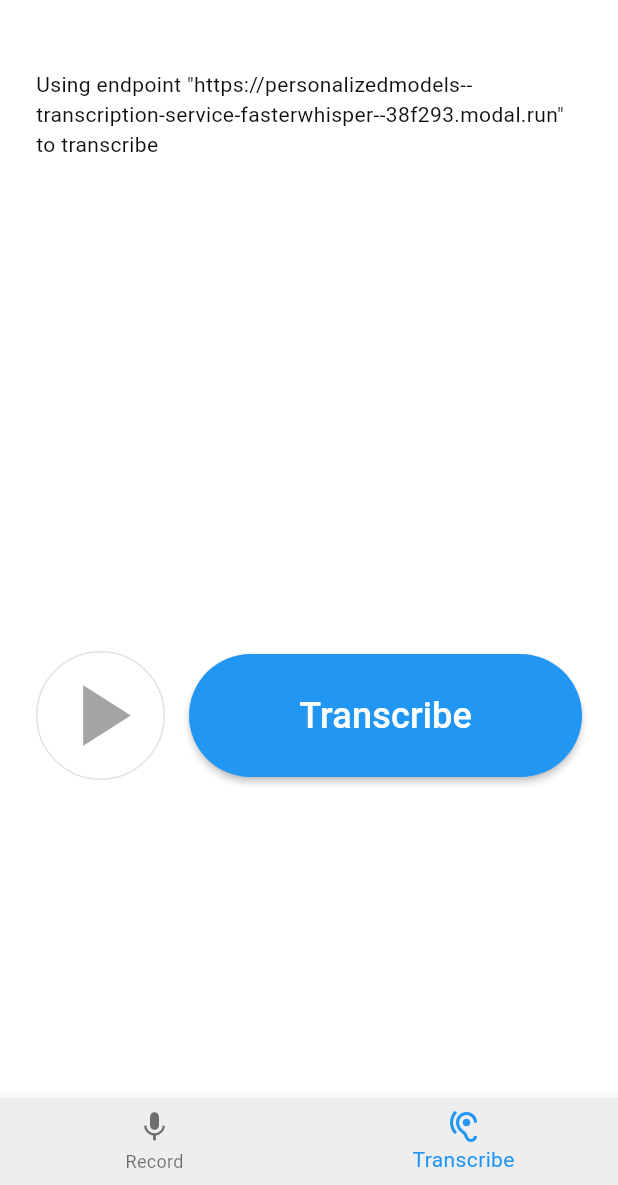
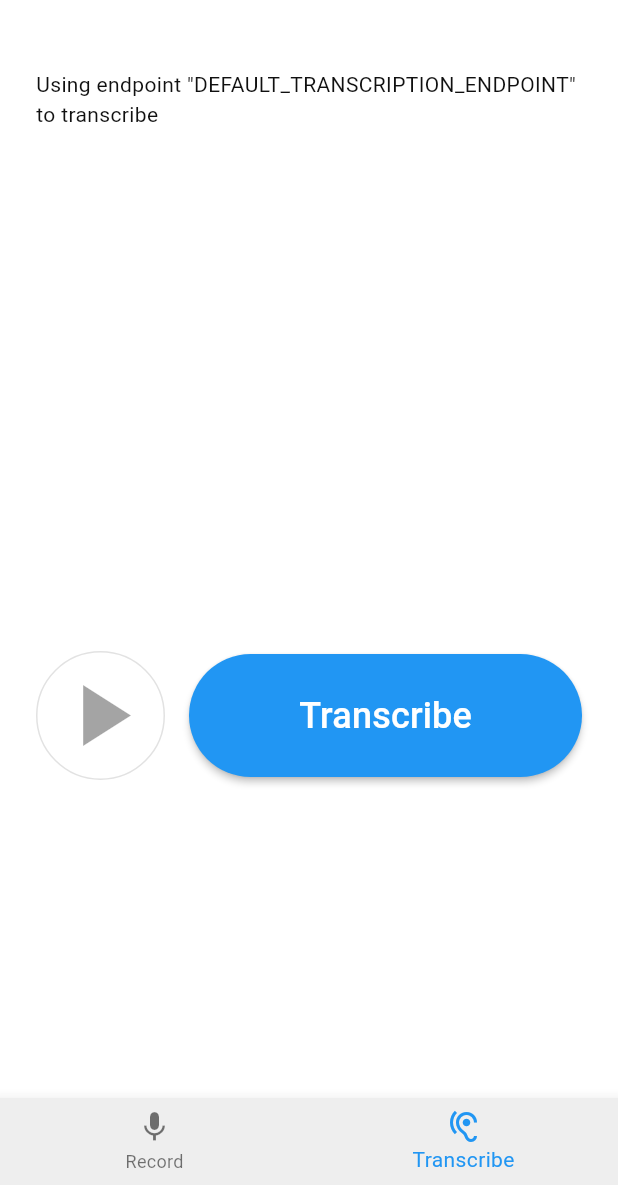
Before and after one commit to Star-Lord-XIII/project-euphonia-app, a Flutter app: the screen it shows once a user with an empty profile is signed in, item 2 of the bottom bar chosen, on a phone screen of 412 x 824 dp, the part 51-1236 px from its top. Run offline on Flutter 3.47's test engine with Material 3 defaults, Android fonts, the phone set to English and light mode, and no system bars; our stand-ins replace cached_network_image, firebase_auth, firebase_core, firebase_storage, shared_preferences, video_player; missing offline and left inert: firebase_ui_auth, firebase_ui_oauth_google, record; accounts and stored records are empty; generated files the repository leaves out were written again; statements that could not run were skipped; project files that could hold a hidden picture were left out.

Commit message:
Enable Rich captions for both word-level and segment-level confidences.
Update workflow to set default endpoint using github env secrets.

```diff
--- a/lib/src/modes/transcribe_mode_controller.dart
+++ b/lib/src/modes/transcribe_mode_controller.dart
@@ -40,6 +40,8 @@ class _TranscribeModeControllerState extends State<TranscribeModeController> {
   late VideoPlayerController _playerController;
   var _phrase = '';
   var _words = [];
+  var _segments = [];
+  var _confidences = [];
   var _isRecording = false;
   var _isPlaying = false;
   var _canPlay = false;
@@ -105,6 +107,9 @@ class _TranscribeModeControllerState extends State<TranscribeModeController> {
       var transcribeEndpoint =
           Provider.of<SettingsRepository>(context, listen: false)
               .transcribeEndpoint;
+      var displayRichText =
+          Provider.of<SettingsRepository>(context, listen: false)
+              .displayRichCaptions;
       if (transcribeEndpoint.isEmpty) {
         return;
       }
@@ -113,13 +118,17 @@ class _TranscribeModeControllerState extends State<TranscribeModeController> {
       request.files.add(
         await http.MultipartFile.fromPath('wav', audioFile.path),
       );
+      request.fields['use_word_timestamps'] =
+          displayRichText ? 'true' : 'false';
       var streamedResponse = await request.send();
       var response = await http.Response.fromStream(streamedResponse);
       final result = jsonDecode(response.body) as Map<String, dynamic>;
       if (response.statusCode == 200) {
         setState(() {
+          _words = result['words'] ?? [];
           _phrase = result['transcription'] ?? 'ERROR: TRANSCRIPT NOT FOUND!';
-          _words = result['words'] ?? [];
+          _segments = result['segments'] ?? [];
+          _confidences = result['confidences'] ?? [];
           _uploadStatus = UploadStatus.completed;
         });
       } else {
@@ -179,6 +188,9 @@ class _TranscribeModeControllerState extends State<TranscribeModeController> {
         builder: (context, settings, _) => TranscribeModeView(
               phrase: _phrase,
               words: settings.displayRichCaptions ? _words : [],
+              segments: settings.displaySegmentLevelConfidence ? _segments : [],
+              confidences:
+                  settings.displaySegmentLevelConfidence ? _confidences : [],
               transcriptUrl: settings.transcribeEndpoint,
               record: _isPlaying ? null : _manageRecording,
               isRecording: _isRecording,
--- a/lib/src/modes/transcribe_mode_view.dart
+++ b/lib/src/modes/transcribe_mode_view.dart
@@ -13,13 +13,17 @@
 // limitations under the License.
 
 import 'package:flutter/material.dart';
+import 'package:provider/provider.dart';
 
 import '../generated/l10n/app_localizations.dart';
+import '../repos/settings_repository.dart';
 import 'upload_status.dart';
 
 class TranscribeModeView extends StatelessWidget {
   final String phrase;
   final List words;
+  final List segments;
+  final List confidences;
   final String transcriptUrl;
   final void Function()? record;
   final void Function()? play;
@@ -32,6 +36,8 @@ class TranscribeModeView extends StatelessWidget {
     super.key,
     required this.phrase,
     required this.words,
+    required this.segments,
+    required this.confidences,
     required this.transcriptUrl,
     required this.record,
     required this.play,
@@ -54,7 +60,7 @@ class TranscribeModeView extends StatelessWidget {
     }
   }
 
-  Color getColorForWordProbability(double probability) {
+  Color _getColorForConfidence(double probability) {
     if (probability > 0.9) {
       return Colors.green;
     } else if (probability > 0.7) {
@@ -63,10 +69,33 @@ class TranscribeModeView extends StatelessWidget {
     return Colors.red;
   }
 
+  List<InlineSpan> _getRichTextFromSegments() {
+    List<InlineSpan> result = [];
+    for (int i = 0; i < segments.length; i++) {
+      result.add(TextSpan(
+          text: segments[i],
+          style: TextStyle(
+              fontSize: 24, color: _getColorForConfidence(confidences[i]))));
+    }
+    return result;
+  }
+
+  List<InlineSpan> _getRichTextFromWords() {
+    return words
+        .map((w) => TextSpan(
+            text: w["word"],
+            style: TextStyle(
+                fontSize: 24, color: _getColorForConfidence(w["probability"]))))
+        .toList();
+  }
+
   @override
   Widget build(BuildContext context) {
-    var width = MediaQuery.of(context).size.width;
-    var height = MediaQuery.of(context).size.height;
+    final width = MediaQuery.of(context).size.width;
+    final height = MediaQuery.of(context).size.height;
+    final displaySegmentConfidence =
+        Provider.of<SettingsRepository>(context, listen: false)
+            .displaySegmentLevelConfidence;
     var sideLength = width;
     if (height < width) {
       sideLength = height - 180;
@@ -103,16 +132,12 @@ class TranscribeModeView extends StatelessWidget {
                         scrollDirection: Axis.vertical, //.horizontal
                         child: words.isNotEmpty
                             ? RichText(
+                                text:
+                                    TextSpan(children: _getRichTextFromWords()))
+                            : displaySegmentConfidence
+                                ? RichText(
                                     text: TextSpan(
-                                    children: words
-                                        .map((w) => TextSpan(
-                                            text: w["word"],
-                                            style: TextStyle(
-                                                fontSize: 24,
-                                                color:
-                                                    getColorForWordProbability(
-                                                        w["probability"]))))
-                                        .toList()))
+                                        children: _getRichTextFromSegments()))
                                 : Text(
                                     phrase,
                                     style: const TextStyle(fontSize: 24),
--- a/lib/src/repos/settings_repository.dart
+++ b/lib/src/repos/settings_repository.dart
@@ -19,17 +19,19 @@ final class SettingsRepository extends ChangeNotifier {
   static const _transcribeEndpointKey = 'TRANSCRIBE_URL_KEY';
   static const _autoAdvanceKey = 'AUTO_ADVANCE_KEY';
   static const _richCaptionKey = 'RICH_CAPTION_KEY';
-  static const String _defaultEndpoint =
-      'https://personalizedmodels--transcription-service-fasterwhisper--38f293.modal.run';
+  static const _segmentLevelConfidenceKey = 'SEGMENT_LEVEL_CONFIDENCE_KEY';
+  static const String _defaultEndpoint = 'DEFAULT_TRANSCRIPTION_ENDPOINT';
 
   String _transcribeEndpoint = '';
   bool _autoAdvance = false;
   bool _displayRichCaptions = false;
+  bool _displaySegmentLevelConfidence = false;
 
   String get transcribeEndpoint => _transcribeEndpoint;
   bool get autoAdvance => _autoAdvance;
 
   bool get displayRichCaptions => _displayRichCaptions;
+  bool get displaySegmentLevelConfidence => _displaySegmentLevelConfidence;
 
   Future<void> initFromPreferences() async {
     final prefs = await SharedPreferences.getInstance();
@@ -40,6 +42,7 @@ final class SettingsRepository extends ChangeNotifier {
             : '';
     _autoAdvance = prefs.getBool(_autoAdvanceKey) ?? false;
     _displayRichCaptions = prefs.getBool(_richCaptionKey) ?? false;
+    _displaySegmentLevelConfidence = prefs.getBool(_segmentLevelConfidenceKey) ?? false;
     notifyListeners();
   }
 
@@ -63,4 +66,11 @@ final class SettingsRepository extends ChangeNotifier {
     _displayRichCaptions = show;
     notifyListeners();
   }
+
+  Future<void> updateSegmentLevelConfidence(bool show) async {
+    final prefs = await SharedPreferences.getInstance();
+    prefs.setBool(_segmentLevelConfidenceKey, show);
+    _displaySegmentLevelConfidence = show;
+    notifyListeners();
+  }
 }
```
Also changed, not shown: lib/src/settings/settings_view.dart (+11 -0 lines), 1 other file. Lines whose indentation alone changed are shown as unchanged.
